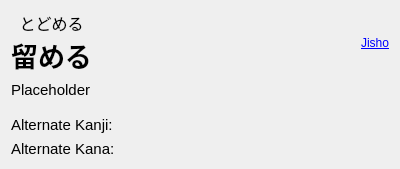
This is src/gui/widgets/definition.ui in ripose-jp/Memento as Qt 5 draws it before an edit. The edited form follows.
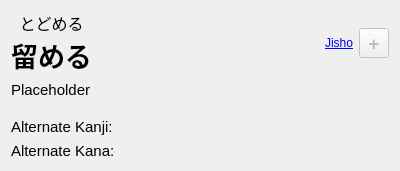
This is the edited form.

```diff
--- a/src/gui/widgets/definition.ui
+++ b/src/gui/widgets/definition.ui
@@ -7,7 +7,7 @@
     <x>0</x>
     <y>0</y>
     <width>400</width>
-    <height>169</height>
+    <height>171</height>
    </rect>
   </property>
   <property name="windowTitle">
@@ -96,6 +96,23 @@
        </property>
       </widget>
      </item>
+     <item>
+      <widget class="QToolButton" name="m_buttonAddCard">
+       <property name="enabled">
+        <bool>false</bool>
+       </property>
+       <property name="font">
+        <font>
+         <pointsize>14</pointsize>
+         <weight>75</weight>
+         <bold>true</bold>
+        </font>
+       </property>
+       <property name="text">
+        <string>+</string>
+       </property>
+      </widget>
+     </item>
     </layout>
    </item>
    <item>
```
